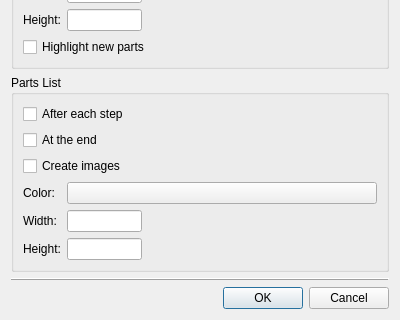
First picture: the form in qt/lc_qhtmldialog.ui, repository ldraw-linux/leocad, before the edit; both pictures show x 0 to 400 and y 260 to 580 of the 400 by 580 pixel window.
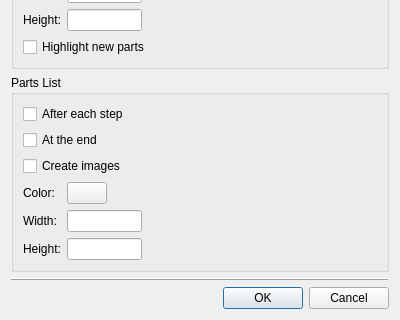
Second picture: the form after the edit. Custom widgets are drawn as their Qt base class.

Diff of the .ui file:
```diff
--- a/qt/lc_qhtmldialog.ui
+++ b/qt/lc_qhtmldialog.ui
@@ -7,7 +7,7 @@
     <x>0</x>
     <y>0</y>
     <width>400</width>
-    <height>569</height>
+    <height>553</height>
    </rect>
   </property>
   <property name="windowTitle">
@@ -235,12 +235,29 @@
        </widget>
       </item>
       <item row="3" column="1">
+       <layout class="QHBoxLayout" name="horizontalLayout_2">
+        <item>
        <widget class="lcQColorPicker" name="partColor">
         <property name="text">
          <string/>
         </property>
        </widget>
       </item>
+        <item>
+         <spacer name="horizontalSpacer">
+          <property name="orientation">
+           <enum>Qt::Horizontal</enum>
+          </property>
+          <property name="sizeHint" stdset="0">
+           <size>
+            <width>40</width>
+            <height>20</height>
+           </size>
+          </property>
+         </spacer>
+        </item>
+       </layout>
+      </item>
      </layout>
     </widget>
    </item>
```
Left out of the diff: 18 changed lines with no effect on the pictures. Lines whose indentation alone changed are shown as unchanged.
